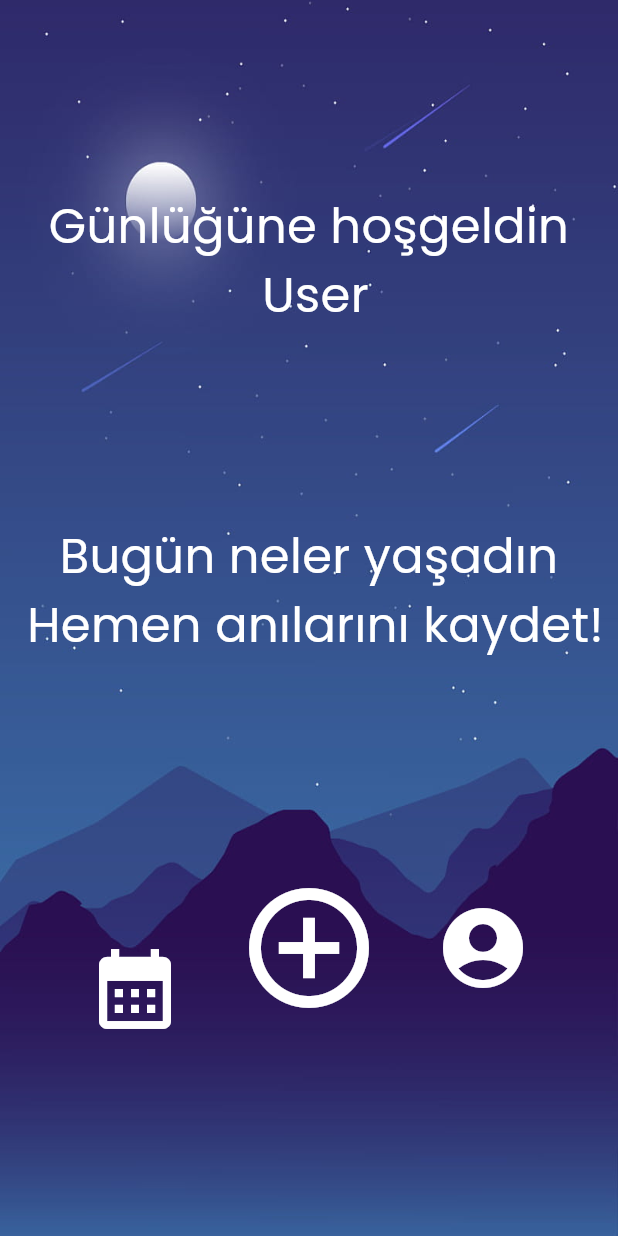
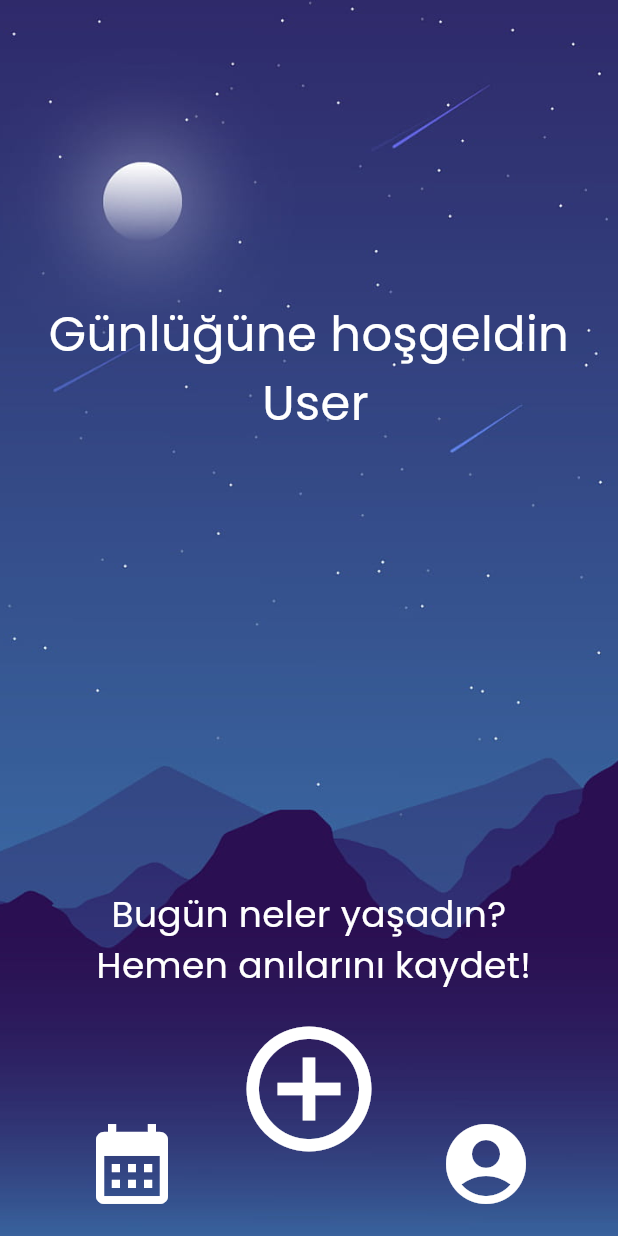
Before and after one commit to Saner-y/DiaryAI, a Flutter app: the screen it shows after launch, on a phone screen of 412 x 824 dp. Run offline on Flutter 3.47's test engine with Material 3 defaults, Android fonts, the phone set to English and light mode, and no system bars; our stand-ins replace google_fonts.

Commit message:
home page designed

```diff
--- a/lib/homepage.dart
+++ b/lib/homepage.dart
@@ -11,11 +11,14 @@ class homePage extends StatelessWidget {
         decoration: BoxDecoration(
           image: DecorationImage(
               image: AssetImage('assets/images/homePageBackground.jpg'),
-                fit: BoxFit.fill)),
+              fit: BoxFit.cover),
+        ),
         child: Column(
-          mainAxisAlignment: MainAxisAlignment.spaceEvenly,
+          mainAxisAlignment: MainAxisAlignment.spaceBetween,
           children: [
-            Text(
+            Padding(
+              padding: const EdgeInsets.only(top: 200),
+              child: Text(
                 'Günlüğüne hoşgeldin \n User',
                 style: TextStyle(
                   fontSize: 32,
@@ -23,28 +26,30 @@ class homePage extends StatelessWidget {
                 ),
                 textAlign: TextAlign.center,
               ),
-            Text(
-              'Bugün neler yaşadın \n Hemen anılarını kaydet!',
+            ),
+            Padding(
+              padding: const EdgeInsets.only(top: 300),
+              child: Text(
+                'Bugün neler yaşadın? \n Hemen anılarını kaydet!',
                 style: TextStyle(
-                fontSize: 32,
+                  fontSize: 24,
                   color: Colors.white,
                 ),
                 textAlign: TextAlign.center,
               ),
+            ),
             Row(
-
               // crossAxisAlignment: CrossAxisAlignment.center,
               mainAxisAlignment: MainAxisAlignment.center,
               children: [
-
-                ButtonBar(
-
+                Padding(
+                  padding: const EdgeInsets.only(bottom: 0),
+                  child: ButtonBar(
                     children: [
-                    IconButton(
-                      constraints: BoxConstraints(
-                        maxHeight: 50,
-
-                      ),
+                      Padding(
+                        padding: const EdgeInsets.only(top: 50),
+                        child: IconButton(
+                            constraints: BoxConstraints(),
                             padding: EdgeInsets.all(20),
                             onPressed: () {},
                             icon: Icon(
@@ -52,25 +57,32 @@ class homePage extends StatelessWidget {
                               size: 64,
                               color: Colors.white,
                             )),
-                    IconButton(
+                      ),
+                      Padding(
+                        padding: const EdgeInsets.only(bottom: 50),
+                        child: IconButton(
                           onPressed: () {},
                           icon: Icon(
                             Icons.add_circle_outline,
-                        size: 96,
+                            size: 100,
                             color: Colors.white,
                           ),
-                      alignment: Alignment.center,
-                      style: ButtonStyle(),
                         ),
-                    IconButton(
+                      ),
+                      Padding(
+                        padding: const EdgeInsets.only(top: 50),
+                        child: IconButton(
                           padding: EdgeInsets.all(20),
                           onPressed: () {},
                           icon: Icon(
                             Icons.account_circle,
                             size: 64,
                             color: Colors.white,
-                        ))
+                          ),
+                        ),
+                      )
                     ],
+                  ),
                 )
               ],
             )
```
Also changed, not shown: lib/menuPage.dart (added). Lines whose indentation alone changed are shown as unchanged.
